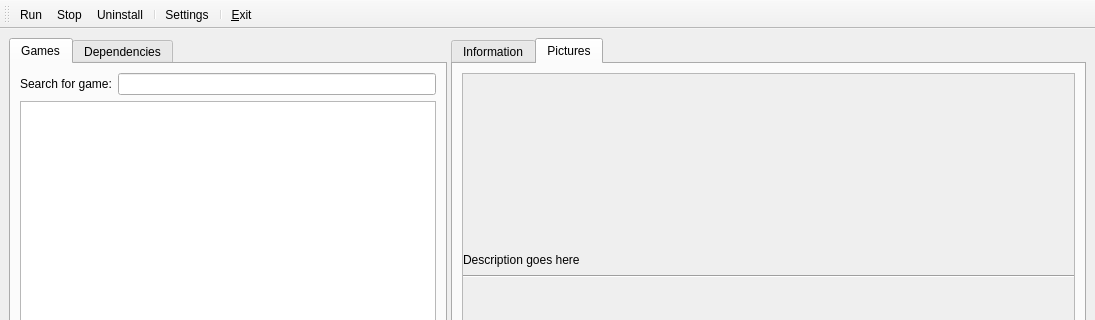
Rich43/hypernucleus_client, file hypernucleus/view/main.ui: the form before one commit; both pictures show x 0 to 1095 and y 0 to 320 of the 1095 by 701 pixel window.
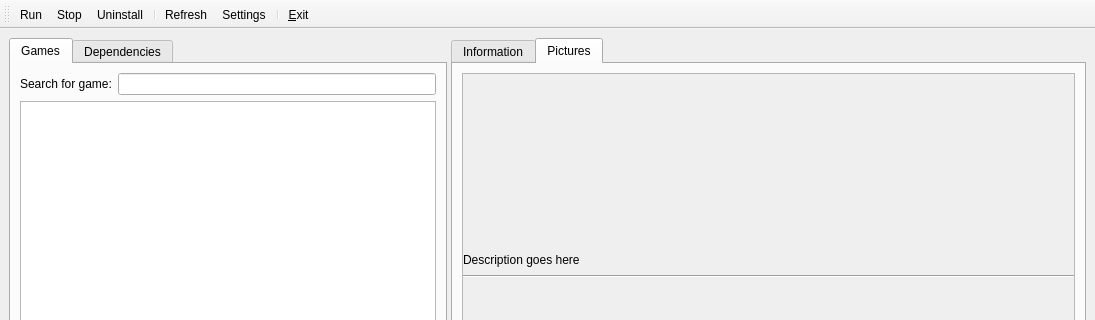
The form after the commit. The open tabs and pages were chosen to show the change. Icons and pictures are not drawn.

Commit message: Add a "refresh" button, no logic written yet.

The edit to the form file:
```diff
--- a/hypernucleus/view/main.ui
+++ b/hypernucleus/view/main.ui
@@ -341,6 +341,15 @@
    <property name="windowTitle">
     <string>toolBar</string>
    </property>
+   <property name="iconSize">
+    <size>
+     <width>32</width>
+     <height>32</height>
+    </size>
+   </property>
+   <property name="toolButtonStyle">
+    <enum>Qt::ToolButtonTextUnderIcon</enum>
+   </property>
    <attribute name="toolBarArea">
     <enum>TopToolBarArea</enum>
    </attribute>
@@ -351,6 +360,7 @@
    <addaction name="actionStop"/>
    <addaction name="actionUninstall"/>
    <addaction name="separator"/>
+   <addaction name="actionRefresh"/>
    <addaction name="actionSettings"/>
    <addaction name="separator"/>
    <addaction name="actionExit"/>
@@ -361,7 +371,7 @@
      <normaloff>:/exit.png</normaloff>:/exit.png</iconset>
    </property>
    <property name="text">
-    <string>&amp;Exit</string>
+    <string>Exit</string>
    </property>
    <property name="iconText">
     <string>&amp;Exit</string>
@@ -421,6 +431,21 @@
     <string>Alt+S</string>
    </property>
   </action>
+  <action name="actionRefresh">
+   <property name="icon">
+    <iconset resource="icons.qrc">
+     <normaloff>:/quick_restart.png</normaloff>:/quick_restart.png</iconset>
+   </property>
+   <property name="text">
+    <string>Refresh</string>
+   </property>
+   <property name="toolTip">
+    <string>Redownload a list of games and dependencies. (F5)</string>
+   </property>
+   <property name="shortcut">
+    <string>F5</string>
+   </property>
+  </action>
  </widget>
  <tabstops>
   <tabstop>tabGameDep</tabstop>
```
Left out of the diff: 22 changed lines with no effect on the pictures. The commit also changes 3 other files.
